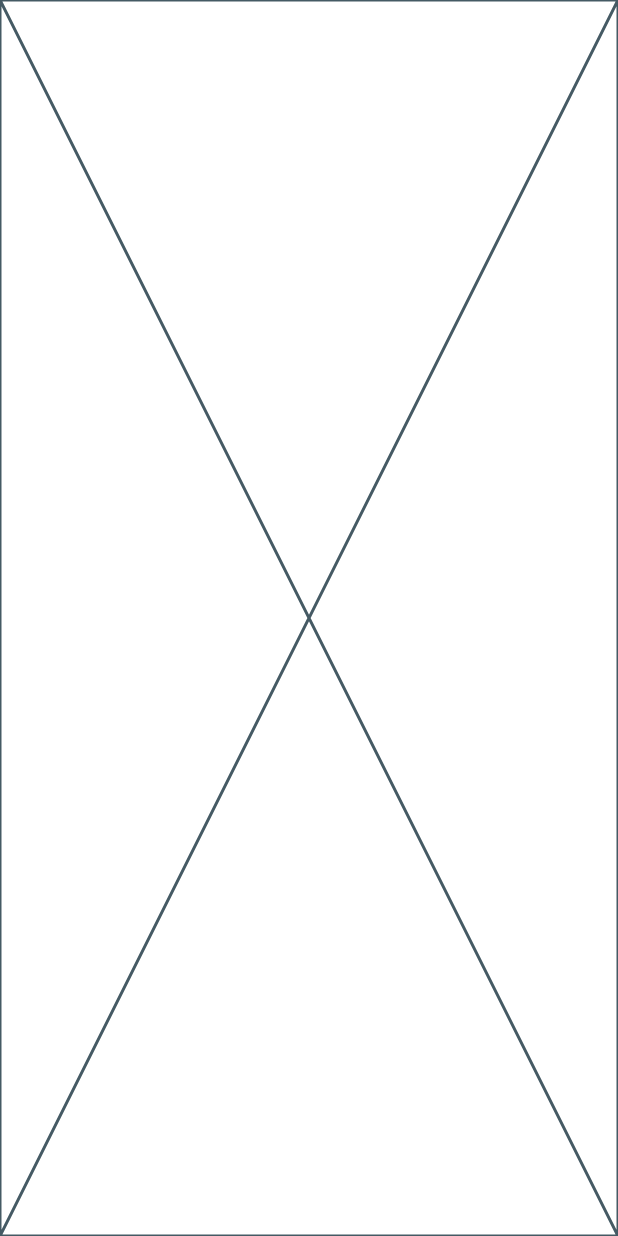
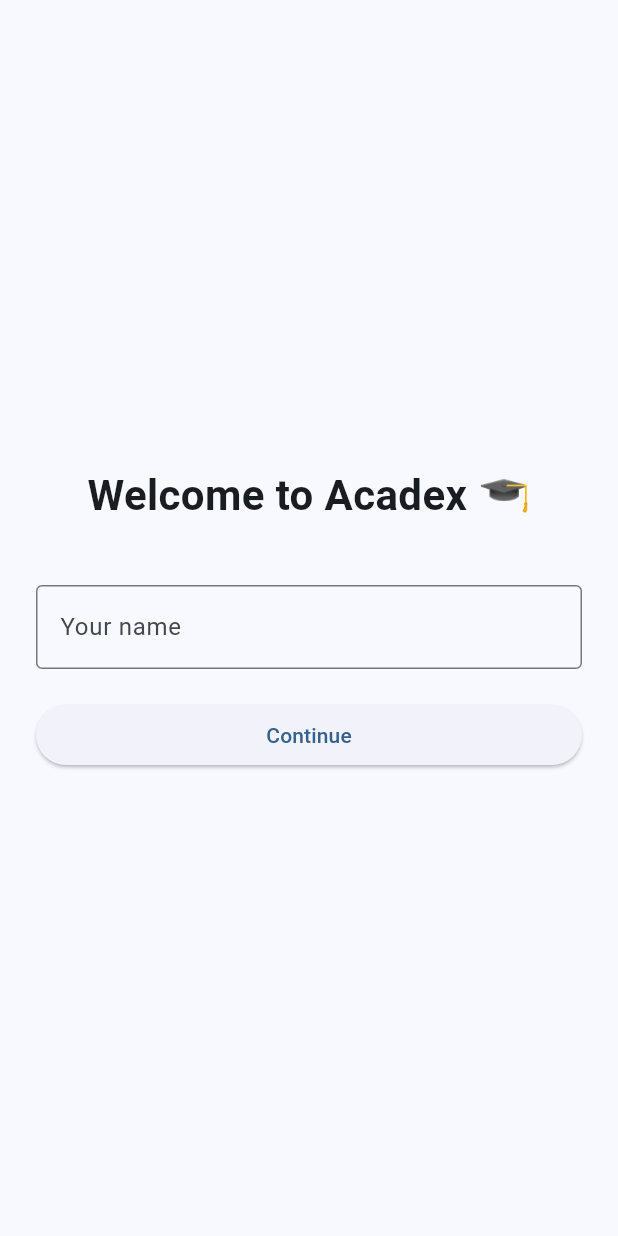
Before and after one commit to Shanilka-Yapa/Acadex, a Flutter app: the screen it shows after launch, on a phone screen of 412 x 824 dp. Run offline on Flutter 3.47's test engine with Material 3 defaults, Android fonts, the light colour scheme and no system bars; our stand-ins replace hive_ce, hive_ce_flutter; accounts and stored records are empty.

Commit message:
feat: implement profile setup and persistence

```diff
--- a/acadex/lib/app.dart
+++ b/acadex/lib/app.dart
@@ -1,10 +1,17 @@
 import 'package:flutter/material.dart';
+import 'package:hive_ce_flutter/hive_flutter.dart';
+
+import 'dashboard/dashboard.dart';
+import 'profile/profile_model.dart';
+import 'profile/profile_page.dart';
 
 class AcadexApp extends StatelessWidget {
   const AcadexApp({super.key});
 
   @override
   Widget build(BuildContext context) {
+    final profileBox = Hive.box<Profile>('profile');
+
     return MaterialApp(
       title: 'Acadex',
       debugShowCheckedModeBanner: false,
@@ -23,7 +30,7 @@
 
       themeMode: ThemeMode.system,
 
-      home: const Placeholder(),
+      home: profileBox.isNotEmpty ? const DashboardPage() : const ProfilePage(),
     );
   }
 }
--- a/acadex/lib/database/database.dart
+++ b/acadex/lib/database/database.dart
@@ -1,6 +1,6 @@
 import 'package:hive_ce_flutter/hive_flutter.dart';
 
-import '../profile/profile.dart';
+import '../profile/profile_model.dart';
 
 class DatabaseService {
   static Future<void> initialize() async {
--- /dev/null
+++ b/acadex/lib/profile/profile_page.dart
@@ -0,0 +1,79 @@
+import 'package:flutter/material.dart';
+import 'package:hive_ce_flutter/hive_flutter.dart';
+import '../dashboard/dashboard.dart';
+
+import 'profile_model.dart';
+
+class ProfilePage extends StatefulWidget {
+  const ProfilePage({super.key});
+
+  @override
+  State<ProfilePage> createState() => _ProfilePageState();
+}
+
+class _ProfilePageState extends State<ProfilePage> {
+  final nameController = TextEditingController();
+
+  @override
+  void dispose() {
+    nameController.dispose();
+    super.dispose();
+  }
+
+ void saveProfile() async {
+    final name = nameController.text.trim();
+
+    if (name.isEmpty) return;
+
+    final box = Hive.box<Profile>('profile');
+
+    await box.clear();
+
+    await box.add(Profile(name: name));
+
+    if (!mounted) return;
+
+    Navigator.pushReplacement(
+      context,
+      MaterialPageRoute(builder: (_) => const DashboardPage()),
+    );
+  }
+
+  @override
+  Widget build(BuildContext context) {
+    return Scaffold(
+      body: Padding(
+        padding: const EdgeInsets.all(24),
+        child: Column(
+          mainAxisAlignment: MainAxisAlignment.center,
+          children: [
+            const Text(
+              "Welcome to Acadex 🎓",
+              style: TextStyle(fontSize: 28, fontWeight: FontWeight.bold),
+            ),
+
+            const SizedBox(height: 40),
+
+            TextField(
+              controller: nameController,
+              decoration: const InputDecoration(
+                labelText: "Your name",
+                border: OutlineInputBorder(),
+              ),
+            ),
+
+            const SizedBox(height: 20),
+
+            SizedBox(
+              width: double.infinity,
+              child: ElevatedButton(
+                onPressed: saveProfile,
+                child: const Text("Continue"),
+              ),
+            ),
+          ],
+        ),
+      ),
+    );
+  }
+}
```
Also changed, not shown: acadex/lib/dashboard/dashboard.dart (added, +17 -0 lines), acadex/lib/hive_registrar.g.dart, acadex/lib/profile/profile.g.dart, acadex/lib/profile/profile_model.dart (renamed from acadex/lib/profile/profile.dart).
